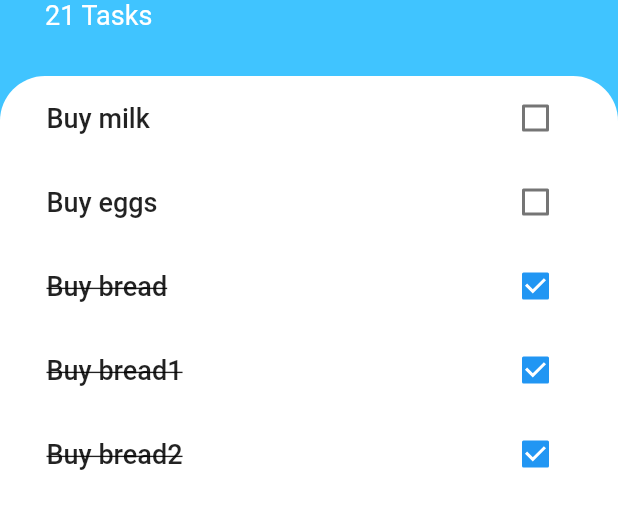
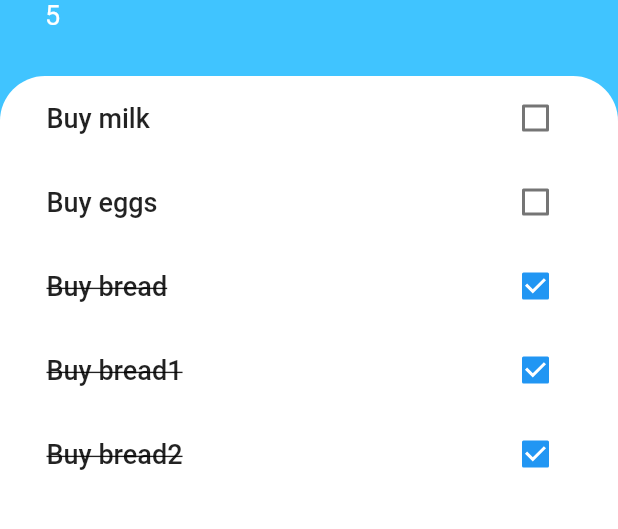
Before and after one commit to donmelaka/todoey, a Flutter app: the screen it shows after launch, on a phone screen of 412 x 824 dp, the part 254-783 px from its top. Run offline on Flutter 3.47's test engine with Material 2 defaults, Android fonts, the phone set to English and light mode, and no system bars.

Commit message:
Introduced provider package for state management

```diff
--- /dev/null
+++ b/lib/model/task_list.dart
@@ -0,0 +1,52 @@
+import 'package:flutter/foundation.dart';
+import 'package:todoey_flutter/model/task.dart';
+import 'package:uuid/uuid.dart';
+
+class Tasks with ChangeNotifier {
+  List<Task> _tasks = [
+    Task(
+      id: Uuid(),
+      taskName: 'Buy milk',
+      isDone: false,
+    ),
+    Task(
+      id: Uuid(),
+      taskName: 'Buy eggs',
+      isDone: false,
+    ),
+    Task(
+      id: Uuid(),
+      taskName: 'Buy bread',
+      isDone: true,
+    ),
+    Task(
+      id: Uuid(),
+      taskName: 'Buy bread1',
+      isDone: true,
+    ),
+    Task(
+      id: Uuid(),
+      taskName: 'Buy bread2',
+      isDone: true,
+    ),
+  ];
+
+  void toggleTaskState(Uuid id) {
+    _tasks.firstWhere((element) => element.id == id).toggleIsDone();
+    notifyListeners();
+  }
+
+  List<Task> get taskList {
+    return _tasks;
+  }
+
+  void addTask(Task task) {
+    _tasks.add(task);
+    notifyListeners();
+  }
+
+  void deleteTask(Uuid id) {
+    _tasks.remove(_tasks.firstWhere((element) => element.id == id));
+    notifyListeners();
+  }
+}
--- a/lib/screens/tasks_screen.dart
+++ b/lib/screens/tasks_screen.dart
@@ -1,60 +1,13 @@
 import 'package:flutter/cupertino.dart';
 import 'package:flutter/material.dart';
-import 'package:todoey_flutter/model/task.dart';
+import 'package:provider/provider.dart';
+import 'package:todoey_flutter/model/task_list.dart';
 import 'package:todoey_flutter/widgets/task_list.dart';
-import 'package:uuid/uuid.dart';
-
 import 'add_task_screen.dart';
 
-class TaskScreen extends StatefulWidget {
+class TaskScreen extends StatelessWidget {
   const TaskScreen({Key? key}) : super(key: key);
 
-  @override
-  State<TaskScreen> createState() => _TaskScreenState();
-}
-
-class _TaskScreenState extends State<TaskScreen> {
-  List<Task> tasks = [
-    Task(
-      id: Uuid(),
-      taskName: 'Buy milk',
-      isDone: false,
-    ),
-    Task(
-      id: Uuid(),
-      taskName: 'Buy eggs',
-      isDone: false,
-    ),
-    Task(
-      id: Uuid(),
-      taskName: 'Buy bread',
-      isDone: true,
-    ),
-    Task(
-      id: Uuid(),
-      taskName: 'Buy bread1',
-      isDone: true,
-    ),
-    Task(
-      id: Uuid(),
-      taskName: 'Buy bread2',
-      isDone: true,
-    ),
-  ];
-
-  void toggleTaskState(Uuid id) {
-    setState(() {
-      tasks.firstWhere((element) => element.id == id).toggleIsDone();
-    });
-  }
-
-  void addTask(Task task) {
-    setState(() {
-      tasks.add(task);
-    });
-  }
-
-  @override
   Widget build(BuildContext context) {
     return Scaffold(
       backgroundColor: Colors.lightBlueAccent,
@@ -67,9 +20,7 @@ class _TaskScreenState extends State<TaskScreen> {
           showModalBottomSheet(
             context: context,
             builder: (ctx) {
-              return AddTaskScreen(
-                addTask: addTask,
-              );
+              return AddTaskScreen();
             },
           );
         },
@@ -105,7 +56,7 @@ class _TaskScreenState extends State<TaskScreen> {
                   ),
                 ),
                 Text(
-                  '21 Tasks',
+                  context.watch<Tasks>().taskList.length.toString(),
                   style: TextStyle(color: Colors.white, fontSize: 18),
                 ),
               ],
@@ -117,7 +68,7 @@ class _TaskScreenState extends State<TaskScreen> {
                 color: Colors.white,
                 borderRadius: BorderRadius.circular(30),
               ),
-              child: TaskList(tasks: tasks, toggleTaskState: toggleTaskState),
+              child: TaskList(),
             ),
           ),
         ],
--- a/lib/widgets/task_list.dart
+++ b/lib/widgets/task_list.dart
@@ -1,25 +1,18 @@
 import 'package:flutter/material.dart';
-import 'package:todoey_flutter/model/task.dart';
+import 'package:todoey_flutter/model/task_list.dart';
 import 'package:todoey_flutter/widgets/task_tile.dart';
+import 'package:provider/provider.dart';
 
 class TaskList extends StatelessWidget {
-  final List<Task> tasks;
-  final Function toggleTaskState;
-
-  const TaskList({required this.tasks, required this.toggleTaskState});
   @override
   Widget build(BuildContext context) {
     return Container(
       margin: EdgeInsets.only(left: 15, right: 15),
       child: ListView.builder(
-          itemCount: tasks.length,
+          itemCount: context.watch<Tasks>().taskList.length,
           itemBuilder: (ctx, index) {
-            return TaskTile(
-              task: tasks[index],
-              checkBoxFunction: toggleTaskState,
-            );
+            return TaskTile(task: context.watch<Tasks>().taskList[index]);
           }),
     );
   }
-
 }
--- a/lib/widgets/task_tile.dart
+++ b/lib/widgets/task_tile.dart
@@ -1,17 +1,20 @@
 import 'package:flutter/material.dart';
 import 'package:todoey_flutter/model/task.dart';
+import 'package:provider/provider.dart';
+import 'package:todoey_flutter/model/task_list.dart';
+
 
 class TaskTile extends StatelessWidget {
   final Task task;
-  final Function checkBoxFunction;
 
-  const TaskTile(
-      {required this.task,
-      required this.checkBoxFunction});
+  TaskTile({required this.task});
 
   @override
   Widget build(BuildContext context) {
     return ListTile(
+      onLongPress: (){
+        Provider.of<Tasks>(context, listen: false).deleteTask(task.id);
+      },
       title: Text(
         task.taskName,
         style: task.isDone
@@ -28,7 +31,8 @@ class TaskTile extends StatelessWidget {
       trailing: Checkbox(
           value: task.isDone,
           onChanged: (val) {
-            checkBoxFunction(task.id);
+            // context.watch<Tasks>().toggleTaskState(task.id);
+            Provider.of<Tasks>(context, listen: false).toggleTaskState(task.id);
           }),
     );
   }
--- a/pubspec.yaml
+++ b/pubspec.yaml
@@ -30,6 +30,7 @@ dependencies:
   flutter:
     sdk: flutter
   uuid: ^3.0.5
+  provider: ^6.0.2
 
 
   # The following adds the Cupertino Icons font to your application.
```
Also changed, not shown: lib/main.dart (+7 -1 lines), lib/screens/add_task_screen.dart (+3 -5 lines), pubspec.lock.
